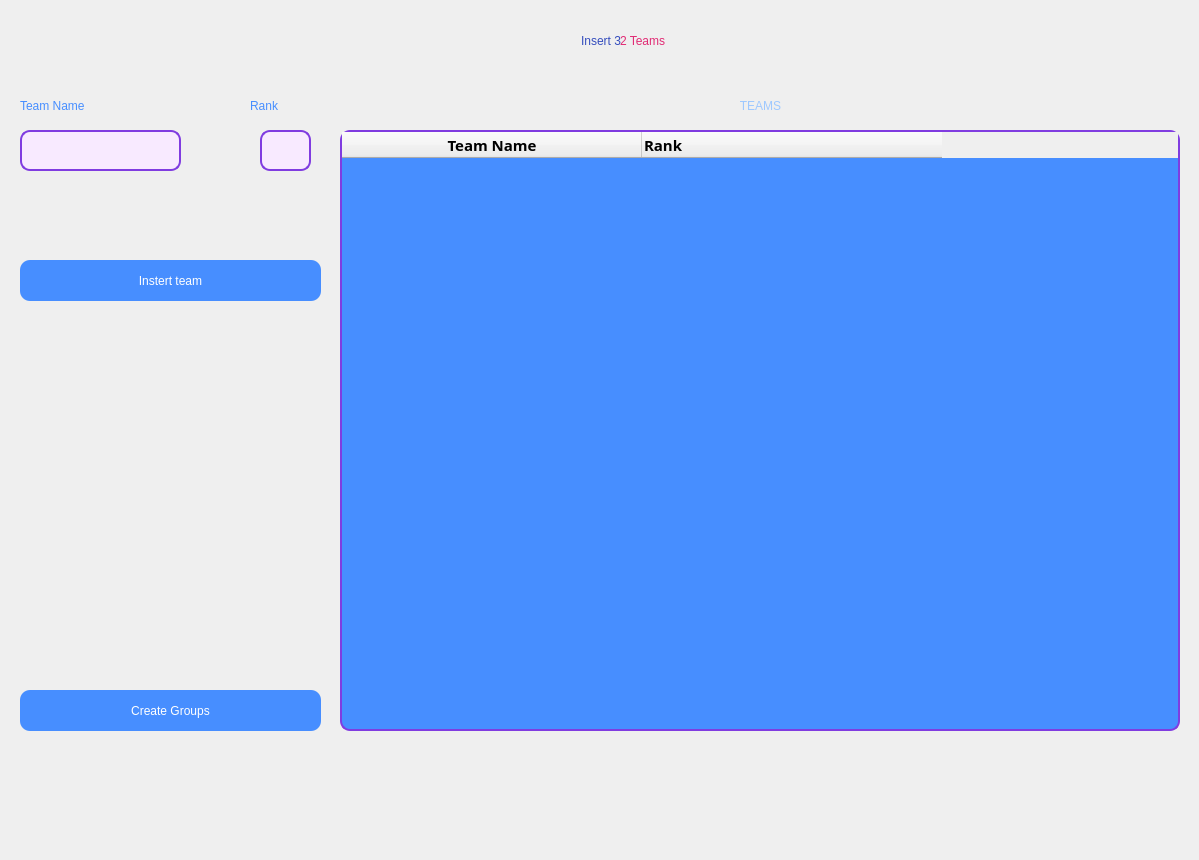
This is HomeScreen.ui in AhmedAminIV/Python as Qt 5 draws it before an edit. The edited form follows.
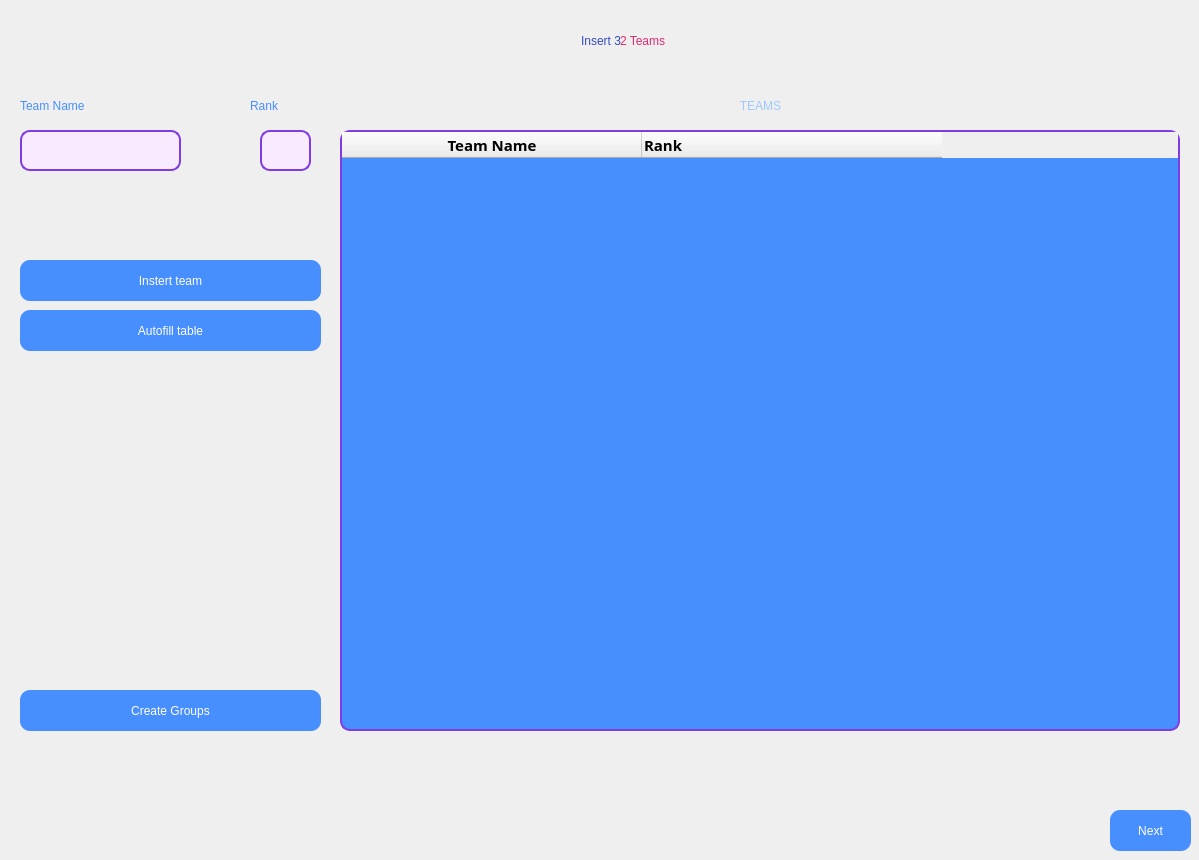
This is the edited form.

Diff of the .ui file:
```diff
--- a/HomeScreen.ui
+++ b/HomeScreen.ui
@@ -383,6 +383,56 @@
      <set>Qt::AlignRight|Qt::AlignTrailing|Qt::AlignVCenter</set>
     </property>
    </widget>
+   <widget class="QPushButton" name="autofillButton">
+    <property name="geometry">
+     <rect>
+      <x>20</x>
+      <y>310</y>
+      <width>301</width>
+      <height>41</height>
+     </rect>
+    </property>
+    <property name="styleSheet">
+     <string notr="true">QPushButton{
+	background-color:rgb(71, 142, 255);
+	border-radius: 10px;
+	font: 75 16pt &quot;Unispace&quot;;
+	color: white;
+
+}
+QPushButton:hover{
+	background-color: rgb(193,81,241);
+}</string>
+    </property>
+    <property name="text">
+     <string>Autofill table</string>
+    </property>
+   </widget>
+   <widget class="QPushButton" name="nextButton">
+    <property name="geometry">
+     <rect>
+      <x>1110</x>
+      <y>810</y>
+      <width>81</width>
+      <height>41</height>
+     </rect>
+    </property>
+    <property name="styleSheet">
+     <string notr="true">QPushButton{
+	background-color:rgb(71, 142, 255);
+	border-radius: 10px;
+	font: 75 16pt &quot;Unispace&quot;;
+	color: white;
+
+}
+QPushButton:hover{
+	background-color: rgb(193,81,241);
+}</string>
+    </property>
+    <property name="text">
+     <string>Next</string>
+    </property>
+   </widget>
   </widget>
  </widget>
  <resources/>
```
